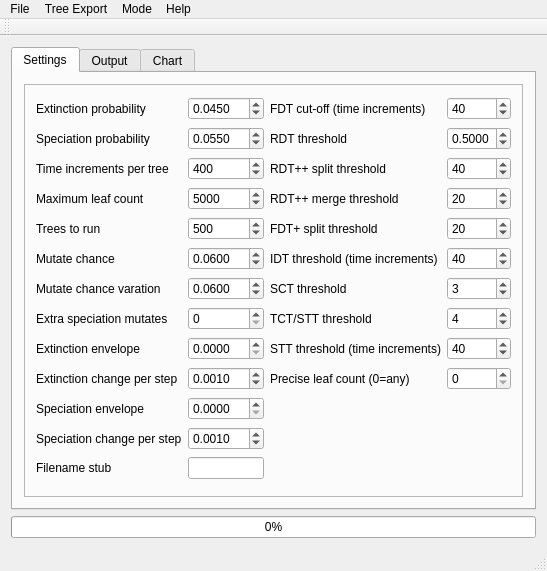
First picture: the form in mainwindow.ui, repository marksutton/SUYMYE, before the edit.
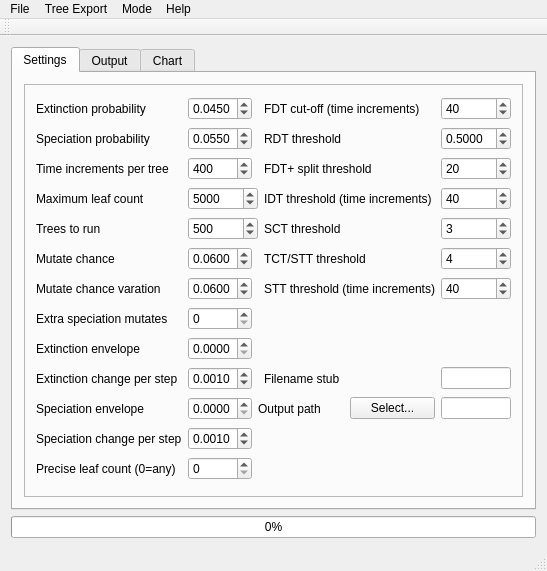
Second picture: the form after the edit. Custom widgets are drawn as their Qt base class.

What changed in the file:
```diff
--- a/mainwindow.ui
+++ b/mainwindow.ui
@@ -34,51 +34,14 @@
            <enum>QFrame::Raised</enum>
           </property>
           <layout class="QGridLayout" name="gridLayout">
-           <item row="10" column="2">
-            <widget class="QDoubleSpinBox" name="ExtinctionChangePerStep">
-             <property name="decimals">
-              <number>4</number>
-             </property>
-             <property name="maximum">
-              <double>0.100000000000000</double>
-             </property>
-             <property name="singleStep">
-              <double>0.001000000000000</double>
-             </property>
-             <property name="value">
-              <double>0.001000000000000</double>
-             </property>
-            </widget>
-           </item>
-           <item row="10" column="0">
-            <widget class="QLabel" name="label_23">
+           <item row="0" column="0">
+            <widget class="QLabel" name="label_2">
              <property name="text">
-              <string>Extinction change per step</string>
+              <string>Extinction probability</string>
              </property>
             </widget>
            </item>
-           <item row="1" column="0">
-            <widget class="QLabel" name="label_3">
-             <property name="text">
-              <string>Speciation probability</string>
-             </property>
-            </widget>
-           </item>
-           <item row="1" column="3">
-            <widget class="QLabel" name="label_4">
-             <property name="text">
-              <string>RDT threshold</string>
-             </property>
-            </widget>
-           </item>
-           <item row="9" column="0">
-            <widget class="QLabel" name="label_20">
-             <property name="text">
-              <string>Extinction envelope</string>
-             </property>
-            </widget>
-           </item>
-           <item row="0" column="2">
+           <item row="0" column="1">
             <widget class="QDoubleSpinBox" name="extinctchance">
              <property name="decimals">
               <number>4</number>
@@ -101,109 +64,6 @@
              </property>
             </widget>
            </item>
-           <item row="0" column="0">
-            <widget class="QLabel" name="label_2">
-             <property name="text">
-              <string>Extinction probability</string>
-             </property>
-            </widget>
-           </item>
-           <item row="1" column="2">
-            <widget class="QDoubleSpinBox" name="speciatechance">
-             <property name="decimals">
-              <number>4</number>
-             </property>
-             <property name="maximum">
-              <double>1.000000000000000</double>
-             </property>
-             <property name="singleStep">
-              <double>0.001000000000000</double>
-             </property>
-             <property name="value">
-              <double>0.055000000000000</double>
-             </property>
-            </widget>
-           </item>
-           <item row="5" column="3">
-            <widget class="QLabel" name="label_5">
-             <property name="text">
-              <string>IDT threshold (time increments)</string>
-             </property>
-            </widget>
-           </item>
-           <item row="5" column="0">
-            <widget class="QLabel" name="label">
-             <property name="text">
-              <string>Mutate chance</string>
-             </property>
-            </widget>
-           </item>
-           <item row="4" column="0">
-            <widget class="QLabel" name="label_7">
-             <property name="text">
-              <string>Trees to run</string>
-             </property>
-            </widget>
-           </item>
-           <item row="3" column="2">
-            <widget class="QSpinBox" name="maxleaves">
-             <property name="minimum">
-              <number>1</number>
-             </property>
-             <property name="maximum">
-              <number>1000000</number>
-             </property>
-             <property name="value">
-              <number>5000</number>
-             </property>
-            </widget>
-           </item>
-           <item row="4" column="4">
-            <widget class="QSpinBox" name="threshold_fdt_split">
-             <property name="minimum">
-              <number>1</number>
-             </property>
-             <property name="maximum">
-              <number>500</number>
-             </property>
-             <property name="value">
-              <number>20</number>
-             </property>
-            </widget>
-           </item>
-           <item row="3" column="0">
-            <widget class="QLabel" name="label_8">
-             <property name="text">
-              <string>Maximum leaf count</string>
-             </property>
-            </widget>
-           </item>
-           <item row="4" column="2">
-            <widget class="QSpinBox" name="generations">
-             <property name="minimum">
-              <number>1</number>
-             </property>
-             <property name="maximum">
-              <number>1000000</number>
-             </property>
-             <property name="value">
-              <number>500</number>
-             </property>
-            </widget>
-           </item>
-           <item row="5" column="4">
-            <widget class="QSpinBox" name="threshold_idt">
-             <property name="minimum">
-              <number>1</number>
-             </property>
-             <property name="maximum">
-              <number>500</number>
-             </property>
-             <property name="value">
-              <number>40</number>
-             </property>
-            </widget>
-           </item>
            <item row="0" column="4">
             <widget class="QSpinBox" name="threshold_abs">
              <property name="minimum">
@@ -217,6 +77,36 @@
              </property>
             </widget>
            </item>
+           <item row="1" column="0">
+            <widget class="QLabel" name="label_3">
+             <property name="text">
+              <string>Speciation probability</string>
+             </property>
+            </widget>
+           </item>
+           <item row="1" column="1">
+            <widget class="QDoubleSpinBox" name="speciatechance">
+             <property name="decimals">
+              <number>4</number>
+             </property>
+             <property name="maximum">
+              <double>1.000000000000000</double>
+             </property>
+             <property name="singleStep">
+              <double>0.001000000000000</double>
+             </property>
+             <property name="value">
+              <double>0.055000000000000</double>
+             </property>
+            </widget>
+           </item>
+           <item row="1" column="3">
+            <widget class="QLabel" name="label_4">
+             <property name="text">
+              <string>RDT threshold</string>
+             </property>
+            </widget>
+           </item>
            <item row="1" column="4">
             <widget class="QDoubleSpinBox" name="RDT_threshold">
              <property name="decimals">
@@ -233,102 +123,6 @@
              </property>
             </widget>
            </item>
-           <item row="8" column="2">
-            <widget class="QSpinBox" name="extramutates">
-             <property name="minimum">
-              <number>0</number>
-             </property>
-             <property name="maximum">
-              <number>1000</number>
-             </property>
-             <property name="value">
-              <number>0</number>
-             </property>
-            </widget>
-           </item>
-           <item row="13" column="0">
-            <widget class="QLabel" name="label_13">
-             <property name="text">
-              <string>Filename stub</string>
-             </property>
-            </widget>
-           </item>
-           <item row="13" column="2">
-            <widget class="QLineEdit" name="stub"/>
-           </item>
-           <item row="7" column="0">
-            <widget class="QLabel" name="label_14">
-             <property name="text">
-              <string>Mutate chance varation</string>
-             </property>
-            </widget>
-           </item>
-           <item row="8" column="0">
-            <widget class="QLabel" name="label_15">
-             <property name="text">
-              <string>Extra speciation mutates</string>
-             </property>
-            </widget>
-           </item>
-           <item row="7" column="2">
-            <widget class="QDoubleSpinBox" name="mutatechancevariation">
-             <property name="decimals">
-              <number>4</number>
-             </property>
-             <property name="maximum">
-              <double>1.000000000000000</double>
-             </property>
-             <property name="singleStep">
-              <double>0.001000000000000</double>
-             </property>
-             <property name="value">
-              <double>0.060000000000000</double>
-             </property>
-            </widget>
-           </item>
-           <item row="5" column="2">
-            <widget class="QDoubleSpinBox" name="mutatechance">
-             <property name="decimals">
-              <number>4</number>
-             </property>
-             <property name="maximum">
-              <double>1.000000000000000</double>
-             </property>
-             <property name="singleStep">
-              <double>0.001000000000000</double>
-             </property>
-             <property name="value">
-              <double>0.060000000000000</double>
-             </property>
-            </widget>
-           </item>
-           <item row="3" column="3">
-            <widget class="QLabel" name="label_18">
-             <property name="text">
-              <string>RDT++ merge threshold</string>
-             </property>
-            </widget>
-           </item>
-           <item row="2" column="4">
-            <widget class="QSpinBox" name="threshold_rdtplus_split">
-             <property name="minimum">
-              <number>1</number>
-             </property>
-             <property name="maximum">
-              <number>500</number>
-             </property>
-             <property name="value">
-              <number>40</number>
-             </property>
-            </widget>
-           </item>
-           <item row="2" column="3">
-            <widget class="QLabel" name="label_17">
-             <property name="text">
-              <string>RDT++ split threshold</string>
-             </property>
-            </widget>
-           </item>
            <item row="2" column="0">
             <widget class="QLabel" name="label_6">
              <property name="text">
@@ -336,14 +130,7 @@
              </property>
             </widget>
            </item>
-           <item row="4" column="3">
-            <widget class="QLabel" name="label_19">
-             <property name="text">
-              <string>FDT+ split threshold</string>
-             </property>
-            </widget>
-           </item>
-           <item row="2" column="2">
+           <item row="2" column="1">
             <widget class="QSpinBox" name="time_increments">
              <property name="minimum">
               <number>1</number>
@@ -356,8 +143,55 @@
              </property>
             </widget>
            </item>
+           <item row="2" column="3">
+            <widget class="QLabel" name="label_19">
+             <property name="text">
+              <string>FDT+ split threshold</string>
+             </property>
+            </widget>
+           </item>
+           <item row="2" column="4">
+            <widget class="QSpinBox" name="threshold_fdt_split">
+             <property name="minimum">
+              <number>1</number>
+             </property>
+             <property name="maximum">
+              <number>500</number>
+             </property>
+             <property name="value">
+              <number>20</number>
+             </property>
+            </widget>
+           </item>
+           <item row="3" column="0">
+            <widget class="QLabel" name="label_8">
+             <property name="text">
+              <string>Maximum leaf count</string>
+             </property>
+            </widget>
+           </item>
+           <item row="3" column="1" colspan="2">
+            <widget class="QSpinBox" name="maxleaves">
+             <property name="minimum">
+              <number>1</number>
+             </property>
+             <property name="maximum">
+              <number>1000000</number>
+             </property>
+             <property name="value">
+              <number>5000</number>
+             </property>
+            </widget>
+           </item>
+           <item row="3" column="3">
+            <widget class="QLabel" name="label_5">
+             <property name="text">
+              <string>IDT threshold (time increments)</string>
+             </property>
+            </widget>
+           </item>
            <item row="3" column="4">
-            <widget class="QSpinBox" name="threshold_rdtplus_merge">
+            <widget class="QSpinBox" name="threshold_idt">
              <property name="minimum">
               <number>1</number>
              </property>
@@ -365,57 +199,38 @@
               <number>500</number>
              </property>
              <property name="value">
-              <number>20</number>
+              <number>40</number>
              </property>
             </widget>
            </item>
-           <item row="9" column="2">
-            <widget class="QDoubleSpinBox" name="extinctionmodifier">
-             <property name="decimals">
-              <number>4</number>
-             </property>
-             <property name="maximum">
-              <double>1.000000000000000</double>
-             </property>
-             <property name="singleStep">
-              <double>0.001000000000000</double>
-             </property>
-             <property name="value">
-              <double>0.000000000000000</double>
-             </property>
-            </widget>
-           </item>
-           <item row="11" column="0">
-            <widget class="QLabel" name="label_21">
+           <item row="4" column="0">
+            <widget class="QLabel" name="label_7">
              <property name="text">
-              <string>Speciation envelope</string>
+              <string>Trees to run</string>
              </property>
             </widget>
            </item>
-           <item row="11" column="2">
-            <widget class="QDoubleSpinBox" name="speciationmodifier">
-             <property name="decimals">
-              <number>4</number>
+           <item row="4" column="1" colspan="2">
+            <widget class="QSpinBox" name="generations">
+             <property name="minimum">
+              <number>1</number>
              </property>
              <property name="maximum">
-              <double>1.000000000000000</double>
-             </property>
-             <property name="singleStep">
-              <double>0.001000000000000</double>
+              <number>1000000</number>
              </property>
              <property name="value">
-              <double>0.000000000000000</double>
+              <number>500</number>
              </property>
             </widget>
            </item>
-           <item row="7" column="3">
+           <item row="4" column="3">
             <widget class="QLabel" name="label_11">
              <property name="text">
               <string>SCT threshold</string>
              </property>
             </widget>
            </item>
-           <item row="7" column="4">
+           <item row="4" column="4">
             <widget class="QSpinBox" name="threshold_sct">
              <property name="minimum">
               <number>1</number>
@@ -428,14 +243,37 @@
              </property>
             </widget>
            </item>
-           <item row="8" column="3">
+           <item row="5" column="0">
+            <widget class="QLabel" name="label">
+             <property name="text">
+              <string>Mutate chance</string>
+             </property>
+            </widget>
+           </item>
+           <item row="5" column="1">
+            <widget class="QDoubleSpinBox" name="mutatechance">
+             <property name="decimals">
+              <number>4</number>
+             </property>
+             <property name="maximum">
+              <double>1.000000000000000</double>
+             </property>
+             <property name="singleStep">
+              <double>0.001000000000000</double>
+             </property>
+             <property name="value">
+              <double>0.060000000000000</double>
+             </property>
+            </widget>
+           </item>
+           <item row="5" column="3">
             <widget class="QLabel" name="label_12">
              <property name="text">
               <string>TCT/STT threshold</string>
              </property>
             </widget>
            </item>
-           <item row="8" column="4">
+           <item row="5" column="4">
             <widget class="QSpinBox" name="threshold_tct">
              <property name="minimum">
               <number>1</number>
@@ -448,14 +286,37 @@
              </property>
             </widget>
            </item>
-           <item row="9" column="3">
+           <item row="6" column="0">
+            <widget class="QLabel" name="label_14">
+             <property name="text">
+              <string>Mutate chance varation</string>
+             </property>
+            </widget>
+           </item>
+           <item row="6" column="1">
+            <widget class="QDoubleSpinBox" name="mutatechancevariation">
+             <property name="decimals">
+              <number>4</number>
+             </property>
+             <property name="maximum">
+              <double>1.000000000000000</double>
+             </property>
+             <property name="singleStep">
+              <double>0.001000000000000</double>
+             </property>
+             <property name="value">
+              <double>0.060000000000000</double>
+             </property>
+            </widget>
+           </item>
+           <item row="6" column="3">
             <widget class="QLabel" name="label_16">
              <property name="text">
               <string>STT threshold (time increments)</string>
              </property>
             </widget>
            </item>
-           <item row="9" column="4">
+           <item row="6" column="4">
             <widget class="QSpinBox" name="threshold_stt">
              <property name="minimum">
               <number>1</number>
@@ -468,21 +329,157 @@
              </property>
             </widget>
            </item>
-           <item row="12" column="0">
+           <item row="7" column="0">
+            <widget class="QLabel" name="label_15">
+             <property name="text">
+              <string>Extra speciation mutates</string>
+             </property>
+            </widget>
+           </item>
+           <item row="7" column="1">
+            <widget class="QSpinBox" name="extramutates">
+             <property name="minimum">
+              <number>0</number>
+             </property>
+             <property name="maximum">
+              <number>1000</number>
+             </property>
+             <property name="value">
+              <number>0</number>
+             </property>
+            </widget>
+           </item>
+           <item row="8" column="0">
+            <widget class="QLabel" name="label_20">
+             <property name="text">
+              <string>Extinction envelope</string>
+             </property>
+            </widget>
+           </item>
+           <item row="8" column="1">
+            <widget class="QDoubleSpinBox" name="extinctionmodifier">
+             <property name="decimals">
+              <number>4</number>
+             </property>
+             <property name="maximum">
+              <double>1.000000000000000</double>
+             </property>
+             <property name="singleStep">
+              <double>0.001000000000000</double>
+             </property>
+             <property name="value">
+              <double>0.000000000000000</double>
+             </property>
+            </widget>
+           </item>
+           <item row="9" column="0">
+            <widget class="QLabel" name="label_23">
+             <property name="text">
+              <string>Extinction change per step</string>
+             </property>
+            </widget>
+           </item>
+           <item row="9" column="1">
+            <widget class="QDoubleSpinBox" name="ExtinctionChangePerStep">
+             <property name="decimals">
+              <number>4</number>
+             </property>
+             <property name="maximum">
+              <double>0.100000000000000</double>
+             </property>
+             <property name="singleStep">
+              <double>0.001000000000000</double>
+             </property>
+             <property name="value">
+              <double>0.001000000000000</double>
+             </property>
+            </widget>
+           </item>
+           <item row="9" column="3">
+            <widget class="QLabel" name="label_13">
+             <property name="text">
+              <string>Filename stub</string>
+             </property>
+            </widget>
+           </item>
+           <item row="9" column="4">
+            <widget class="QLineEdit" name="stub"/>
+           </item>
+           <item row="10" column="0">
+            <widget class="QLabel" name="label_21">
+             <property name="text">
+              <string>Speciation envelope</string>
+             </property>
+            </widget>
+           </item>
+           <item row="10" column="1">
+            <widget class="QDoubleSpinBox" name="speciationmodifier">
+             <property name="decimals">
+              <number>4</number>
+             </property>
+             <property name="maximum">
+              <double>1.000000000000000</double>
+             </property>
+             <property name="singleStep">
+              <double>0.001000000000000</double>
+             </property>
+             <property name="value">
+              <double>0.000000000000000</double>
+             </property>
+            </widget>
+           </item>
+           <item row="10" column="2" colspan="2">
+            <layout class="QHBoxLayout" name="horizontalLayout">
+             <item>
+              <widget class="QLabel" name="label_17">
+               <property name="text">
+                <string>Output path</string>
+               </property>
+              </widget>
+             </item>
+             <item>
+              <widget class="QPushButton" name="pushButton">
+               <property name="text">
+                <string>Select...</string>
+               </property>
+              </widget>
+             </item>
+            </layout>
+           </item>
+           <item row="10" column="4">
+            <widget class="QLineEdit" name="OutputPath"/>
+           </item>
+           <item row="11" column="0">
             <widget class="QLabel" name="label_24">
              <property name="text">
               <string>Speciation change per step</string>
              </property>
             </widget>
            </item>
-           <item row="10" column="3">
+           <item row="11" column="1">
+            <widget class="QDoubleSpinBox" name="SpeciationChangePerStep">
+             <property name="decimals">
+              <number>4</number>
+             </property>
+             <property name="maximum">
+              <double>0.100000000000000</double>
+             </property>
+             <property name="singleStep">
+              <double>0.001000000000000</double>
+             </property>
+             <property name="value">
+              <double>0.001000000000000</double>
+             </property>
+            </widget>
+           </item>
+           <item row="12" column="0">
             <widget class="QLabel" name="label_22">
              <property name="text">
               <string>Precise leaf count (0=any)</string>
              </property>
             </widget>
            </item>
-           <item row="10" column="4">
+           <item row="12" column="1">
             <widget class="QSpinBox" name="precise_leaf_count">
              <property name="minimum">
               <number>0</number>
@@ -495,22 +492,6 @@
              </property>
             </widget>
            </item>
-           <item row="12" column="2">
-            <widget class="QDoubleSpinBox" name="SpeciationChangePerStep">
-             <property name="decimals">
-              <number>4</number>
-             </property>
-             <property name="maximum">
-              <double>0.100000000000000</double>
-             </property>
-             <property name="singleStep">
-              <double>0.001000000000000</double>
-             </property>
-             <property name="value">
-              <double>0.001000000000000</double>
-             </property>
-            </widget>
-           </item>
           </layout>
          </widget>
         </item>
@@ -592,7 +573,6 @@
      <addaction name="actionNewick"/>
      <addaction name="actionPhyloXML"/>
      <addaction name="actionTNT_tre"/>
-     <addaction name="actionTNT_MrBayes"/>
     </widget>
     <addaction name="actionExport_Trees"/>
     <addaction name="menuExport_Format"/>
@@ -610,7 +590,6 @@
      <addaction name="action_UseFDT"/>
      <addaction name="action_UseIDT"/>
      <addaction name="action_UseFDTPLUS"/>
-     <addaction name="action_UseRDTPLUS"/>
      <addaction name="action_UseSCT"/>
      <addaction name="action_UseTCT"/>
      <addaction name="action_UseSTT"/>
@@ -646,16 +625,17 @@
     <addaction name="separator"/>
     <addaction name="actionThrow_away_trees_hitting_leaf_limit"/>
     <addaction name="actionContinue_until_correct_number_of_trees"/>
+    <addaction name="actionOutput_result_per_tree"/>
     <addaction name="separator"/>
     <addaction name="actionLogged"/>
     <addaction name="actionLog_scale_Y_axis"/>
-    <addaction name="actionOutput_result_per_tree"/>
+    <addaction name="separator"/>
     <addaction name="actionOutputFrequencyTables"/>
-    <addaction name="separator"/>
     <addaction name="actionOutput_Genus_Size_to_Tree_Size_Tables"/>
-    <addaction name="actionOutput_Saturation_Data_to_File"/>
-    <addaction name="actionCombine_Tables_into_File"/>
     <addaction name="actionOutput_max_genus_sizes_per_tree"/>
+    <addaction name="actionCombine_Tables_into_File"/>
+    <addaction name="separator"/>
+    <addaction name="actionOutput_Saturation_Data_to_File"/>
    </widget>
    <widget class="QMenu" name="menuHelp">
     <property name="title">
@@ -711,14 +691,9 @@
     <string>PhyloXML</string>
    </property>
   </action>
-  <action name="actionSet_Export_Folder">
-   <property name="text">
-    <string>Set Export Folder</string>
-   </property>
-  </action>
   <action name="actionSet_Export_Folder_2">
    <property name="text">
-    <string>Set Tree Export Folder</string>
+    <string>Set Output Path...</string>
    </property>
   </action>
   <action name="actionChart_to_PDF">
@@ -726,14 +701,6 @@
     <string>Chart to PDF</string>
    </property>
   </action>
-  <action name="actionExport_Tip">
-   <property name="checkable">
-    <bool>true</bool>
-   </property>
-   <property name="text">
-    <string>Export RDT</string>
-   </property>
-  </action>
   <action name="actionLogged">
    <property name="checkable">
     <bool>true</bool>
@@ -745,14 +712,6 @@
     <string>Log scale X axis</string>
    </property>
   </action>
-  <action name="actionExport_Absolute">
-   <property name="checkable">
-    <bool>true</bool>
-   </property>
-   <property name="text">
-    <string>Export FDT</string>
-   </property>
-  </action>
   <action name="actionThrow_away_trees_hitting_leaf_limit">
    <property name="checkable">
     <bool>true</bool>
@@ -769,7 +728,7 @@
     <bool>true</bool>
    </property>
    <property name="text">
-    <string>Output result per tree</string>
+    <string>Verbose Output</string>
    </property>
   </action>
   <action name="actionContinue_until_correct_number_of_trees">
@@ -788,14 +747,6 @@
     <string>TNT .tre</string>
    </property>
   </action>
-  <action name="actionExport_Simple">
-   <property name="checkable">
-    <bool>true</bool>
-   </property>
-   <property name="text">
-    <string>Export Unclassified Tree</string>
-   </property>
-  </action>
   <action name="action_UseRDT">
    <property name="checkable">
     <bool>true</bool>
@@ -818,14 +769,6 @@
     <string>FDT</string>
    </property>
   </action>
-  <action name="actionExport_IDT">
-   <property name="checkable">
-    <bool>true</bool>
-   </property>
-   <property name="text">
-    <string>Export IDT</string>
-   </property>
-  </action>
   <action name="action_UseIDT">
    <property name="checkable">
     <bool>true</bool>
@@ -856,17 +799,6 @@
     <string>FDT+</string>
    </property>
   </action>
-  <action name="action_UseRDTPLUS">
-   <property name="checkable">
-    <bool>true</bool>
-   </property>
-   <property name="checked">
-    <bool>true</bool>
-   </property>
-   <property name="text">
-    <string>RDT++</string>
-   </property>
-  </action>
   <action name="action_UseSCT">
    <property name="checkable">
     <bool>true</bool>
@@ -902,7 +834,7 @@
     <bool>true</bool>
    </property>
    <property name="text">
-    <string>Output frequency tables</string>
+    <string>Frequency tables</string>
    </property>
   </action>
   <action name="action_UseUnclassified">
@@ -994,7 +926,7 @@
     <bool>true</bool>
    </property>
    <property name="text">
-    <string>Output proportional genus size summary tables</string>
+    <string>Proportional genus size tables</string>
    </property>
   </action>
   <action name="actionAbout">
@@ -1007,7 +939,7 @@
     <bool>true</bool>
    </property>
    <property name="text">
-    <string>Output saturation data to file</string>
+    <string>Saturation analysis to _satuation.csv</string>
    </property>
   </action>
   <action name="actionCombine_Tables_into_File">
@@ -1015,7 +947,7 @@
     <bool>true</bool>
    </property>
    <property name="text">
-    <string>Combine tables into output file</string>
+    <string>Output selected tables to _tables.csv</string>
    </property>
   </action>
   <action name="actionOutput_max_genus_sizes_per_tree">
@@ -1023,7 +955,7 @@
     <bool>true</bool>
    </property>
    <property name="text">
-    <string>Output max genus sizes per tree to file</string>
+    <string>Max genus size per tree tables</string>
    </property>
   </action>
   <action name="actionTNT_MrBayes">
```
